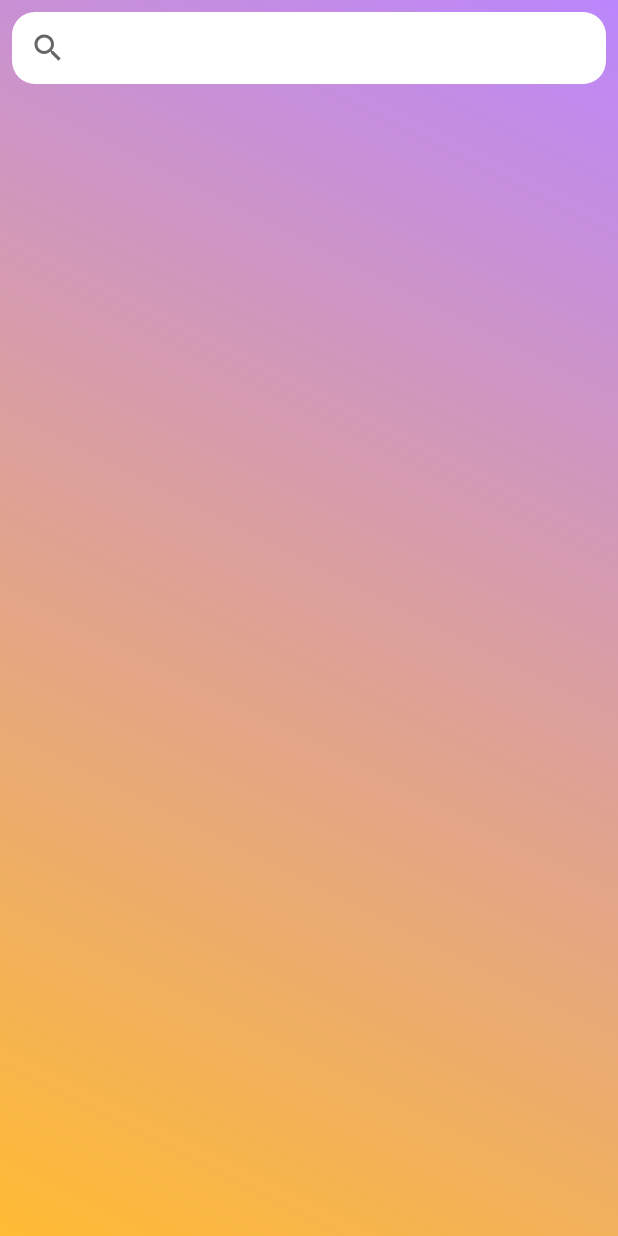
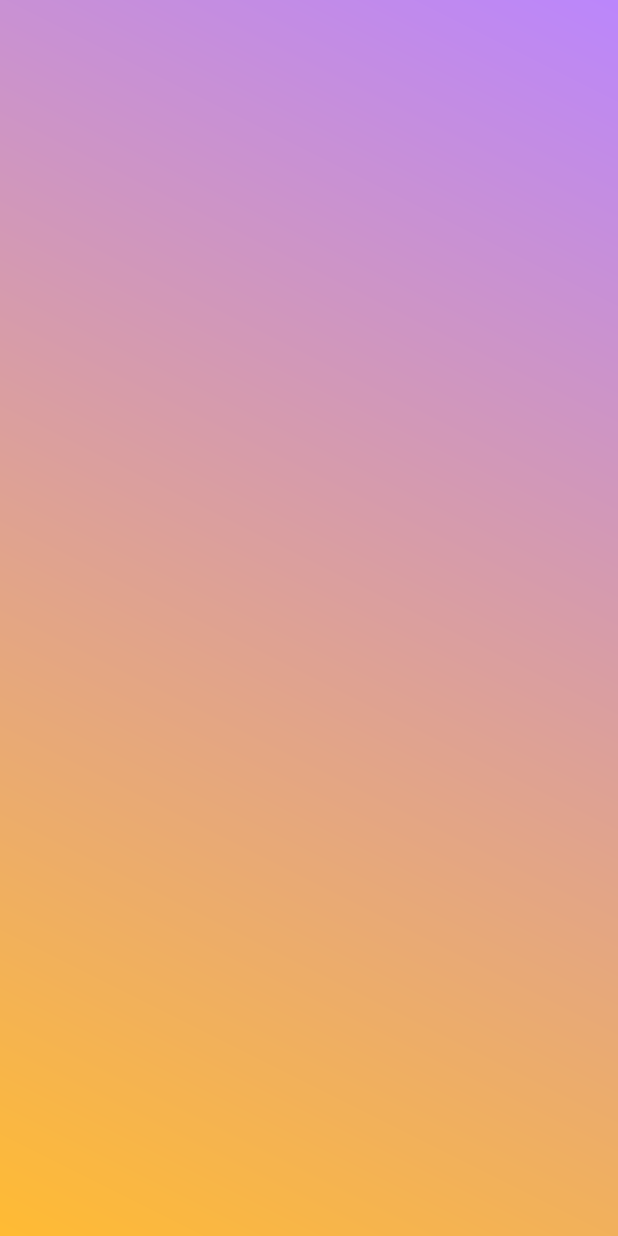
Before and after one commit to Anufriev-on/FindGoodFilm, an Android app: the layout fragment_home.xml on its own in the app's theme, with its tools: preview values and no code run, on a phone screen of 412 x 824 dp. Run offline under Robolectric (Android 15) with nearby library versions, the phone set to English and light mode, and no system bars.

Commit message:
Module 28 was done

```diff
--- a/app/src/main/res/layout/fragment_home.xml
+++ b/app/src/main/res/layout/fragment_home.xml
@@ -3,27 +3,6 @@
     xmlns:tools="http://schemas.android.com/tools"
     android:layout_width="match_parent"
     android:layout_height="match_parent"
-    xmlns:app="http://schemas.android.com/apk/res-auto"
     tools:background="@drawable/corner_background"
-    tools:context=".HomeFragment">
-
-    <androidx.appcompat.widget.SearchView
-        android:id="@+id/search_view"
-        android:background="@drawable/background_search_view"
-        android:layout_width="match_parent"
-        android:layout_height="wrap_content"
-        android:layout_margin="8dp"
-        app:layout_constraintTop_toTopOf="parent"/>
-
-    <androidx.recyclerview.widget.RecyclerView
-        android:id="@+id/main_recycler"
-        android:layout_width="0dp"
-        android:layout_height="0dp"
-        tools:listitem="@layout/film_item"
-        android:layout_margin="8dp"
-        app:layout_constraintTop_toBottomOf="@+id/search_view"
-        app:layout_constraintBottom_toBottomOf="parent"
-        app:layout_constraintLeft_toLeftOf="parent"
-        app:layout_constraintRight_toRightOf="parent"/>
-
-</androidx.constraintlayout.widget.ConstraintLayout>
+    android:id="@+id/home_fragment_root"
+    tools:context=".HomeFragment"/>
```
Also changed, not shown: app/src/main/java/com/application/anufriev/HomeFragment.kt (+42 -0 lines), app/src/main/res/layout/merge_home_screen_content.xml (added, +27 -0 lines).
